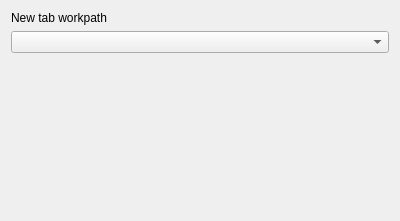
Above: src/globaloptions/globaloptionsgeneralwidget.ui from QQxiaoming/quardCRT before the change. Below: the same form after it.
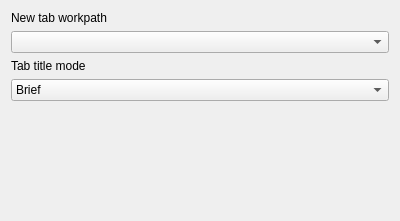
That is the form after the change.

Commit message: src:Add tab title mode option to global options window and set it in main window

Patch:
```diff
--- a/src/globaloptions/globaloptionsgeneralwidget.ui
+++ b/src/globaloptions/globaloptionsgeneralwidget.ui
@@ -21,6 +21,32 @@
    <item>
     <widget class="QComboBox" name="comboBoxNewTabWorkPath"/>
    </item>
+   <item>
+    <widget class="QLabel" name="label">
+     <property name="text">
+      <string>Tab title mode</string>
+     </property>
+    </widget>
+   </item>
+   <item>
+    <widget class="QComboBox" name="comboBoxTabTitleMode">
+     <item>
+      <property name="text">
+       <string>Brief</string>
+      </property>
+     </item>
+     <item>
+      <property name="text">
+       <string>Full</string>
+      </property>
+     </item>
+     <item>
+      <property name="text">
+       <string>Scroll</string>
+      </property>
+     </item>
+    </widget>
+   </item>
    <item>
     <spacer name="verticalSpacer">
      <property name="orientation">
```
The commit also changes 42 other files.
